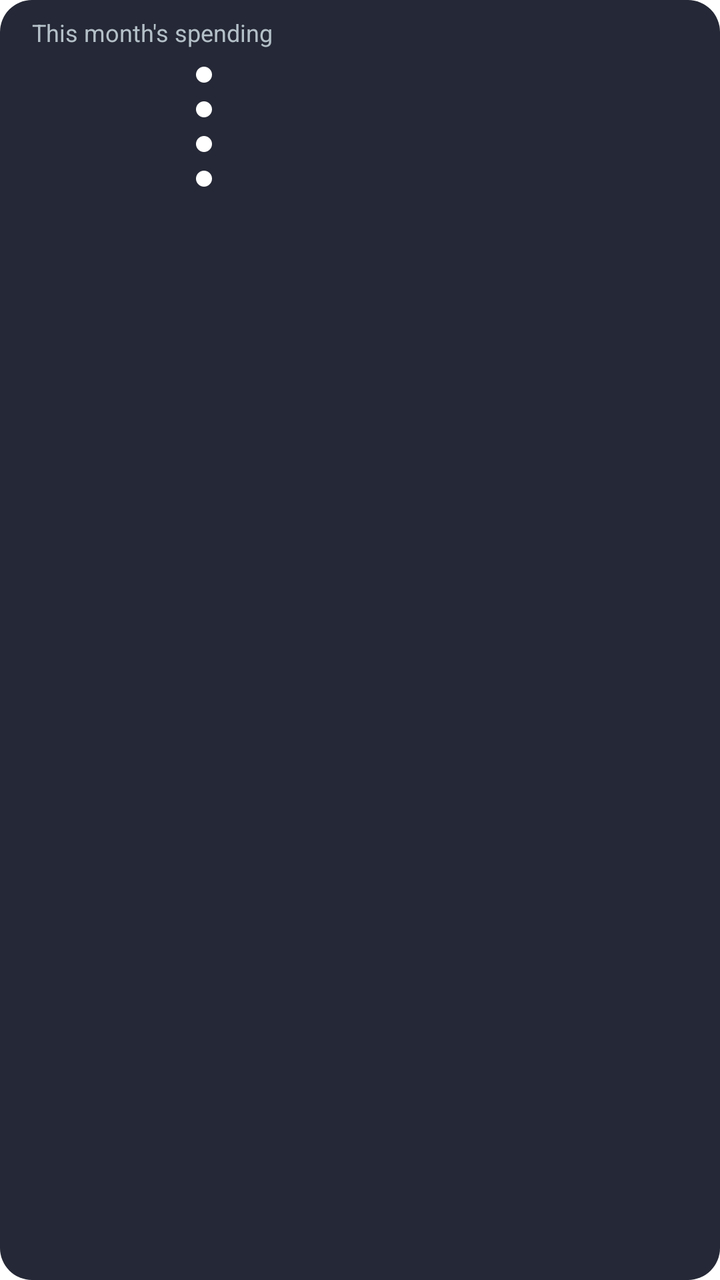
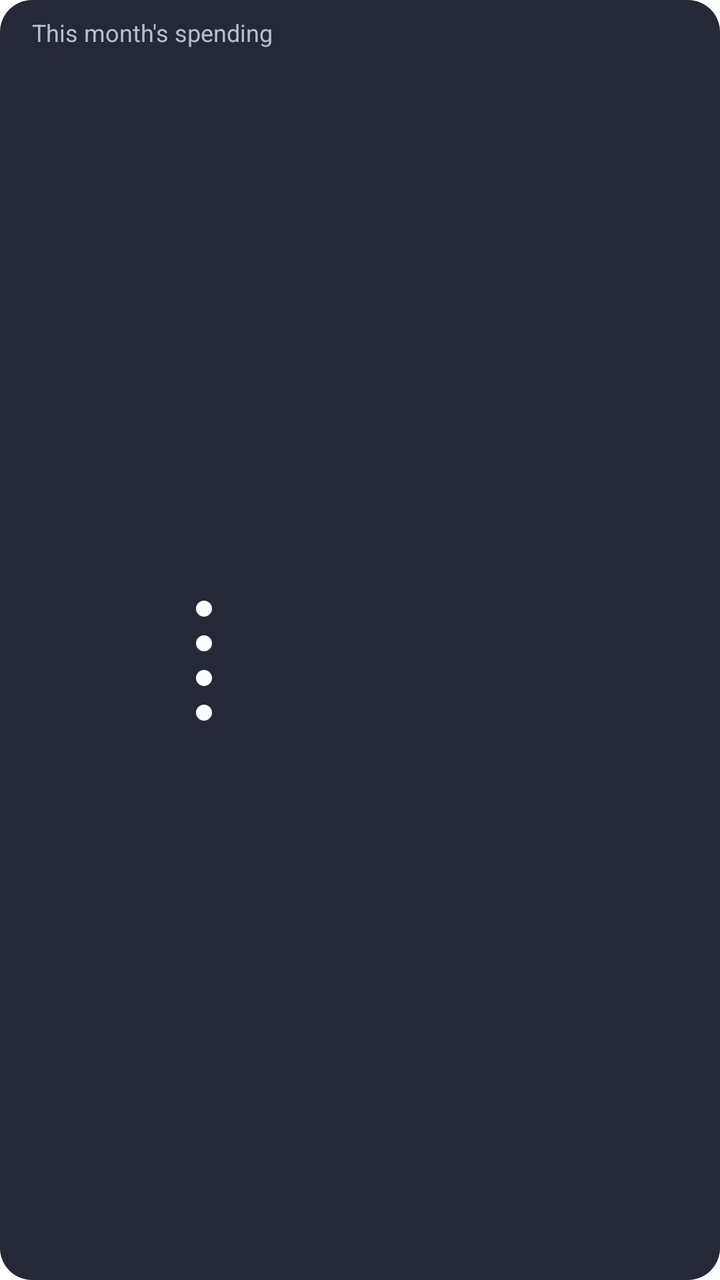

Two renders of the same Android screen: before a commit and after it. Below are the layout's source before the change and the commit's diff.
<!-- AndroidManifest.xml: fallback theme Theme.MaterialComponents.DayNight.NoActionBar -->
<!-- res/layout/home_widget_split.xml -->
<?xml version="1.0" encoding="utf-8"?>
<FrameLayout xmlns:android="http://schemas.android.com/apk/res/android"
    android:id="@+id/hw_root"
    android:layout_width="match_parent"
    android:layout_height="match_parent">

    <ImageView
        android:id="@+id/hw_bg"
        android:layout_width="match_parent"
        android:layout_height="match_parent"
        android:importantForAccessibility="no"
        android:scaleType="fitXY"
        android:src="@drawable/budget_widget_bg"
        android:tint="#252836" />

    <LinearLayout
        android:layout_width="match_parent"
        android:layout_height="match_parent"
        android:gravity="top"
        android:orientation="vertical"
        android:paddingHorizontal="16dp"
        android:paddingVertical="8dp">

        <TextView
            android:id="@+id/hw_title"
            android:layout_width="match_parent"
            android:layout_height="wrap_content"
            android:ellipsize="end"
            android:maxLines="1"
            android:text="This month's spending"
            android:textColor="#B4C0C8"
            android:textSize="12sp" />

        <LinearLayout
            android:id="@+id/hw_body"
            android:layout_width="match_parent"
            android:layout_height="wrap_content"
            android:layout_marginTop="4dp"
            android:gravity="center_vertical"
            android:orientation="horizontal">

            <ImageView
                android:id="@+id/hw_donut"
                android:layout_width="68dp"
                android:layout_height="68dp"
                android:importantForAccessibility="no"
                android:scaleType="fitCenter" />

            <LinearLayout
                android:layout_width="0dp"
                android:layout_height="wrap_content"
                android:layout_marginStart="14dp"
                android:layout_weight="1"
                android:orientation="vertical">

                <LinearLayout
                    android:id="@+id/hw_split_row1"
                    android:layout_width="match_parent"
                    android:layout_height="wrap_content"
                    android:layout_marginTop="1dp"
                    android:gravity="center_vertical"
                    android:orientation="horizontal">

                    <ImageView
                        android:id="@+id/hw_split_dot1"
                        android:layout_width="8dp"
                        android:layout_height="8dp"
                        android:importantForAccessibility="no"
                        android:src="@drawable/home_widget_dot" />

                    <TextView
                        android:id="@+id/hw_split_name1"
                        android:layout_width="0dp"
                        android:layout_height="wrap_content"
                        android:layout_marginStart="6dp"
                        android:layout_weight="1"
                        android:ellipsize="end"
                        android:maxLines="1"
                        android:textColor="#FFFFFF"
                        android:textSize="12sp" />

                    <TextView
                        android:id="@+id/hw_split_amt1"
                        android:layout_width="wrap_content"
                        android:layout_height="wrap_content"
                        android:layout_marginStart="8dp"
                        android:maxLines="1"
                        android:textColor="#B4C0C8"
                        android:textSize="12sp" />
                </LinearLayout>
                <LinearLayout
                    android:id="@+id/hw_split_row2"
                    android:layout_width="match_parent"
                    android:layout_height="wrap_content"
                    android:layout_marginTop="1dp"
                    android:gravity="center_vertical"
                    android:orientation="horizontal">

                    <ImageView
                        android:id="@+id/hw_split_dot2"
                        android:layout_width="8dp"
                        android:layout_height="8dp"
                        android:importantForAccessibility="no"
                        android:src="@drawable/home_widget_dot" />

                    <TextView
                        android:id="@+id/hw_split_name2"
                        android:layout_width="0dp"
                        android:layout_height="wrap_content"
                        android:layout_marginStart="6dp"
                        android:layout_weight="1"
                        android:ellipsize="end"
                        android:maxLines="1"
                        android:textColor="#FFFFFF"
                        android:textSize="12sp" />

                    <TextView
                        android:id="@+id/hw_split_amt2"
                        android:layout_width="wrap_content"
                        android:layout_height="wrap_content"
                        android:layout_marginStart="8dp"
                        android:maxLines="1"
                        android:textColor="#B4C0C8"
                        android:textSize="12sp" />
                </LinearLayout>
                <LinearLayout
                    android:id="@+id/hw_split_row3"
                    android:layout_width="match_parent"
                    android:layout_height="wrap_content"
                    android:layout_marginTop="1dp"
                    android:gravity="center_vertical"
                    android:orientation="horizontal">

                    <ImageView
                        android:id="@+id/hw_split_dot3"
                        android:layout_width="8dp"
                        android:layout_height="8dp"
                        android:importantForAccessibility="no"
                        android:src="@drawable/home_widget_dot" />

                    <TextView
                        android:id="@+id/hw_split_name3"
                        android:layout_width="0dp"
                        android:layout_height="wrap_content"
                        android:layout_marginStart="6dp"
                        android:layout_weight="1"
                        android:ellipsize="end"
                        android:maxLines="1"
                        android:textColor="#FFFFFF"
                        android:textSize="12sp" />

                    <TextView
                        android:id="@+id/hw_split_amt3"
                        android:layout_width="wrap_content"
                        android:layout_height="wrap_content"
                        android:layout_marginStart="8dp"
                        android:maxLines="1"
                        android:textColor="#B4C0C8"
                        android:textSize="12sp" />
                </LinearLayout>
                <LinearLayout
                    android:id="@+id/hw_split_row4"
                    android:layout_width="match_parent"
                    android:layout_height="wrap_content"
                    android:layout_marginTop="1dp"
                    android:gravity="center_vertical"
                    android:orientation="horizontal">

                    <ImageView
                        android:id="@+id/hw_split_dot4"
                        android:layout_width="8dp"
                        android:layout_height="8dp"
                        android:importantForAccessibility="no"
                        android:src="@drawable/home_widget_dot" />

                    <TextView
                        android:id="@+id/hw_split_name4"
                        android:layout_width="0dp"
                        android:layout_height="wrap_content"
                        android:layout_marginStart="6dp"
                        android:layout_weight="1"
                        android:ellipsize="end"
                        android:maxLines="1"
                        android:textColor="#FFFFFF"
                        android:textSize="12sp" />

                    <TextView
                        android:id="@+id/hw_split_amt4"
                        android:layout_width="wrap_content"
                        android:layout_height="wrap_content"
                        android:layout_marginStart="8dp"
                        android:maxLines="1"
                        android:textColor="#B4C0C8"
                        android:textSize="12sp" />
                </LinearLayout>            </LinearLayout>
        </LinearLayout>

        <TextView
            android:id="@+id/hw_empty"
            android:layout_width="match_parent"
            android:layout_height="wrap_content"
            android:layout_marginTop="4dp"
            android:text="@string/home_widget_empty"
            android:textColor="#B4C0C8"
            android:textSize="13sp"
            android:visibility="gone" />
    </LinearLayout>
</FrameLayout>
<!-- resources referenced by this layout -->
<resources>
  <!-- drawable budget_widget_bg (drawable) -->
  <?xml version="1.0" encoding="utf-8"?>
  <shape xmlns:android="http://schemas.android.com/apk/res/android"
      android:shape="rectangle">
      <solid android:color="#FFFFFF" />
      <corners android:radius="16dp" />
  </shape>
  <!-- drawable home_widget_dot (drawable) -->
  <?xml version="1.0" encoding="utf-8"?>
  <shape xmlns:android="http://schemas.android.com/apk/res/android" android:shape="oval">
      <solid android:color="#FFFFFFFF" />
      <size android:width="8dp" android:height="8dp" />
  </shape>
  <string name="home_widget_empty">Open Expense Tracker to set up this widget.</string>
</resources>

<!-- the commit's change to res/layout/home_widget_split.xml (unified diff, before → after) -->
@@ -34,7 +34,8 @@
         <LinearLayout
             android:id="@+id/hw_body"
             android:layout_width="match_parent"
-            android:layout_height="wrap_content"
+            android:layout_height="0dp"
+            android:layout_weight="1"
             android:layout_marginTop="4dp"
             android:gravity="center_vertical"
             android:orientation="horizontal">
